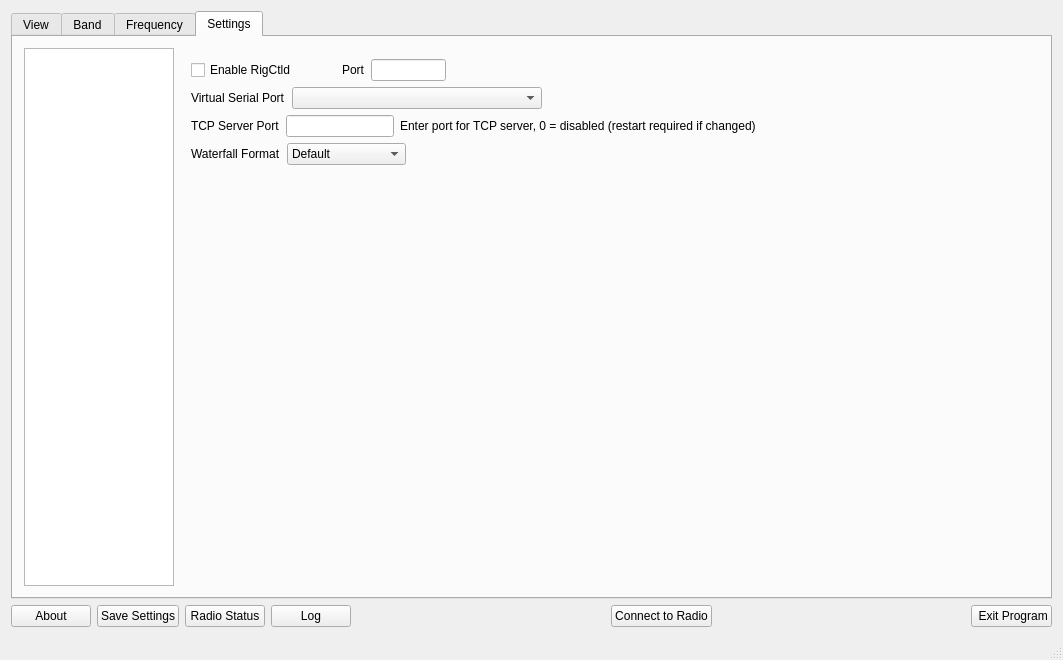
Before: the Qt Designer form wfmain.ui in adecarolis/wfweb, drawn with Qt 5.
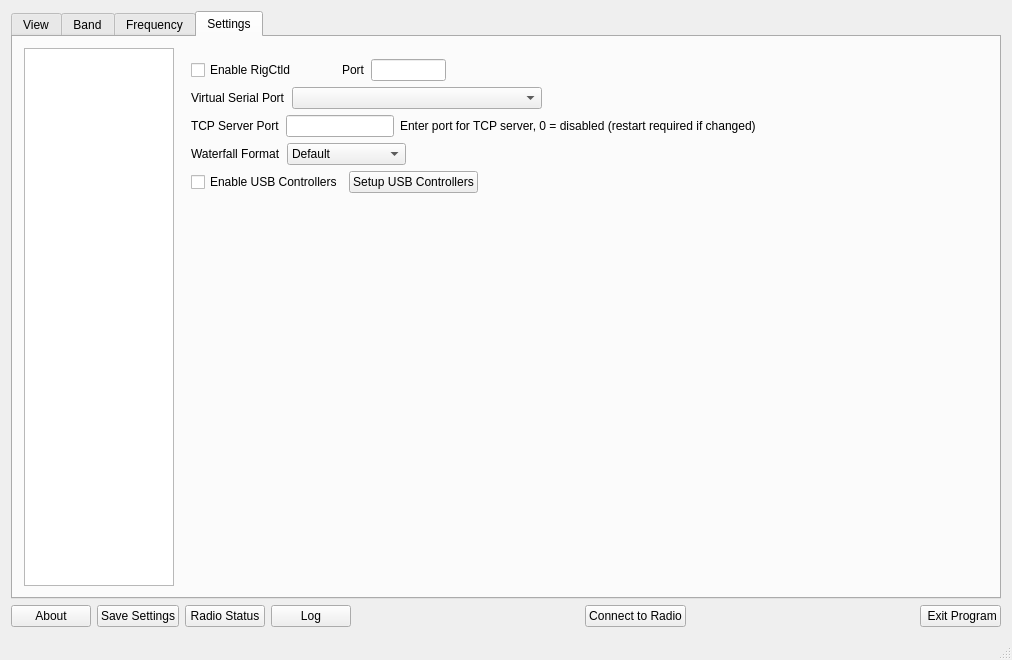
After: the same form once the commit is applied. The open tabs and pages were chosen to show the change. Custom widgets are drawn as their Qt base class.

Commit message: Various fixes to USB controllers

The edit to the form file:
```diff
--- a/wfmain.ui
+++ b/wfmain.ui
@@ -6,7 +6,7 @@
    <rect>
     <x>0</x>
     <y>0</y>
-    <width>1063</width>
+    <width>1012</width>
     <height>660</height>
    </rect>
   </property>
@@ -4951,6 +4951,37 @@
                 </item>
                </layout>
               </item>
+              <item>
+               <layout class="QHBoxLayout" name="horizontalLayout_46">
+                <item>
+                 <widget class="QCheckBox" name="enableUsbChk">
+                  <property name="text">
+                   <string>Enable USB Controllers</string>
+                  </property>
+                 </widget>
+                </item>
+                <item>
+                 <widget class="QPushButton" name="usbControllerBtn">
+                  <property name="text">
+                   <string>Setup USB Controllers</string>
+                  </property>
+                 </widget>
+                </item>
+                <item>
+                 <spacer name="horizontalSpacer_38">
+                  <property name="orientation">
+                   <enum>Qt::Horizontal</enum>
+                  </property>
+                  <property name="sizeHint" stdset="0">
+                   <size>
+                    <width>40</width>
+                    <height>20</height>
+                   </size>
+                  </property>
+                 </spacer>
+                </item>
+               </layout>
+              </item>
               <item>
                <spacer name="verticalSpacer_4">
                 <property name="orientation">
@@ -5255,13 +5286,6 @@
               </item>
               <item>
                <layout class="QHBoxLayout" name="horizontalLayout_45">
-                <item>
-                 <widget class="QPushButton" name="usbControllerBtn">
-                  <property name="text">
-                   <string>Setup USB Controller</string>
-                  </property>
-                 </widget>
-                </item>
                 <item>
                  <spacer name="horizontalSpacer_361">
                   <property name="orientation">
@@ -5381,7 +5405,6 @@
        <widget class="QPushButton" name="exitBtn">
         <property name="font">
          <font>
-          <weight>50</weight>
           <bold>false</bold>
          </font>
         </property>
```
Left out of the diff: 15 changed lines with no effect on the pictures. The commit also changes 4 other files.
